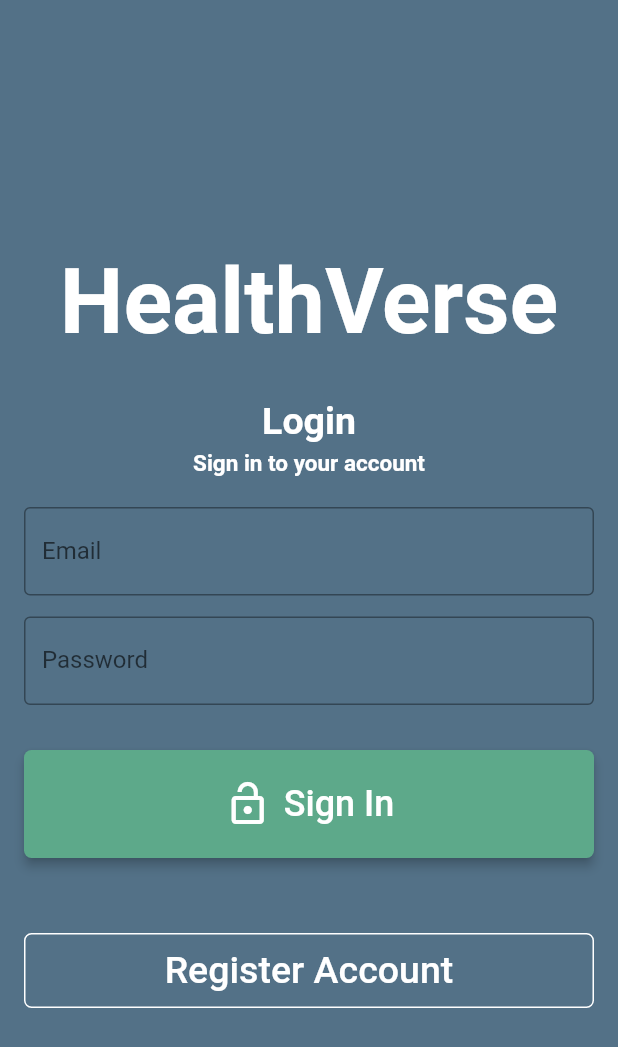
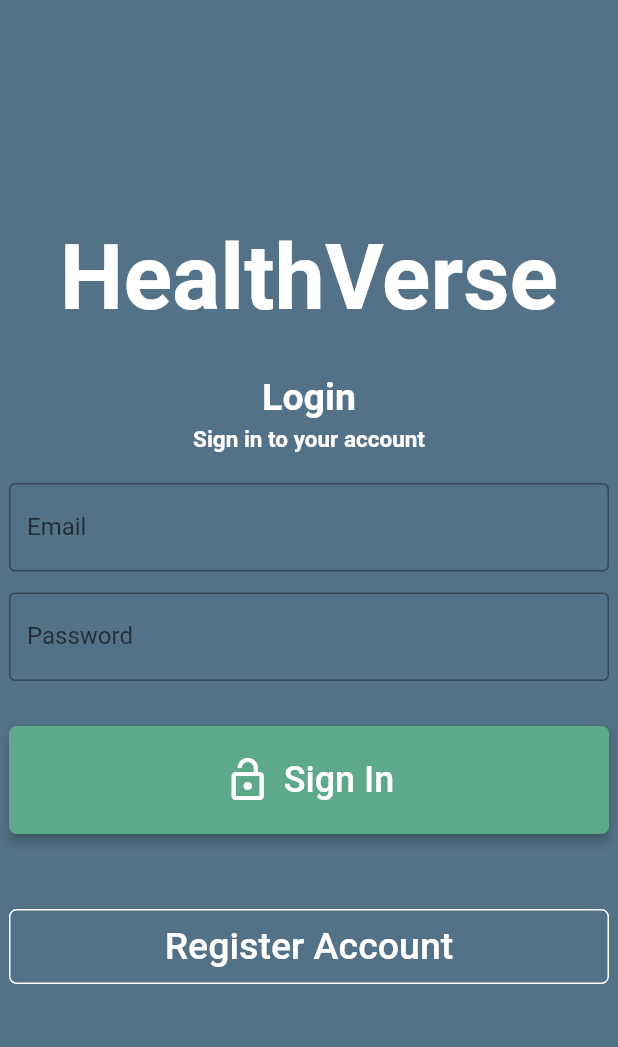
Before and after one commit to AndreaGon/HealthVerse, a Flutter app: the screen it shows after launch, on a phone screen of 412 x 824 dp. Shown: the top 1047 px of the screen. Run offline on Flutter 3.47's test engine with Material 2 defaults, Android fonts, the phone set to English and light mode, and no system bars; our stand-ins replace circular_countdown_timer, cloud_firestore, email_validator, firebase_auth, firebase_core, loading_animation_widget; accounts and stored records are empty.

```diff
--- a/lib/page/login_page/widget/login_widget.dart
+++ b/lib/page/login_page/widget/login_widget.dart
@@ -23,8 +23,8 @@ class _LoginWidgetState extends State<LoginWidget> {
 
   @override
   Widget build(BuildContext context) => SingleChildScrollView(
-        padding: EdgeInsets.all(16),
-        child: Column(mainAxisAlignment: MainAxisAlignment.center, children: [
+        child: Align(alignment: Alignment.center,
+        child: Column(children: [
           SizedBox(
             height: 150,
           ),
@@ -149,7 +149,7 @@ class _LoginWidgetState extends State<LoginWidget> {
               },
             ),
           )
-        ]),
+        ]),)
       );
 
   Future signIn() async {
--- a/lib/page/profile_page/widget/profile_widget.dart
+++ b/lib/page/profile_page/widget/profile_widget.dart
@@ -38,7 +38,7 @@ class ProfileWidget extends StatelessWidget {
       child: Material(
         color: Colors.transparent,
         child: Ink.image(
-          image: image,
+          image: AssetImage('assets/images/user_profile.png'),
           fit: BoxFit.cover,
           width: 128,
           height: 128,
--- a/lib/page/success_page/success_page.dart
+++ b/lib/page/success_page/success_page.dart
@@ -102,9 +102,9 @@ class _SuccessPageState extends State<SuccessPage> {
         QuerySnapshot query = await FirebaseFirestore.instance.collection("User").where("id", isEqualTo: curr_user).get();
 
         final user = query.docs.map((doc)=> Users.fromJson(doc.data() as Map<String, dynamic>)).toList();
-        points = (int.parse(user.first.points) + 5).toString();
-        caloriesBurned = ((widget.timeDuration / 60) * (5 * 3.5 * int.parse(user.first.weight))/200).toString();
-        hoursExercised = (int.parse(user.first.hours) + (widget.timeDuration) / 3600).toString();
+        points = (double.parse(user.first.points) + 5).toStringAsFixed(3);
+        caloriesBurned = ((widget.timeDuration / 60) * (5 * 3.5 * int.parse(user.first.weight))/200).toStringAsFixed(3);
+        hoursExercised = (double.parse(user.first.hours) + (widget.timeDuration) / 3600).toStringAsFixed(3);
         FirebaseFirestore.instance.collection("User").doc(curr_user).update({"points": (points), "last_exercise": DateTime.now(), "calories": caloriesBurned, "hours": hoursExercised});
       }
 }
--- a/lib/page/timer_page/timer_page.dart
+++ b/lib/page/timer_page/timer_page.dart
@@ -18,7 +18,7 @@ class _TimerPageState extends State<TimerPage> {
   @override
   Widget build(BuildContext) {
     return Scaffold(
-        appBar: buildAppBar(context, "Goals"),
+        appBar: buildAppBar(context, "Daily Exercise Goals"),
         backgroundColor: Color.fromARGB(255, 244, 238, 237),
         body: Column(
             children: [Row(
@@ -114,6 +114,7 @@ class _TimerPageState extends State<TimerPage> {
               onComplete: () {
                 Navigator.push(context,
                     MaterialPageRoute(builder: (context) => SuccessPage(timeDuration: duration)));
+                duration = 0;
               },);
   }
 
--- a/pubspec.yaml
+++ b/pubspec.yaml
@@ -65,7 +65,8 @@ flutter:
   uses-material-design: true
 
   # To add assets to your application, add an assets section, like this:
-  # assets:
+  assets:
+      - images/user_profile.png
   #   - images/a_dot_burr.jpeg
   #   - images/a_dot_ham.jpeg
 
```
Also changed, not shown: lib/page/profile_page/profile_page.dart (+1 -9 lines), assets/images/user_profile.png (renamed from lib/assets/user_profile.png).
